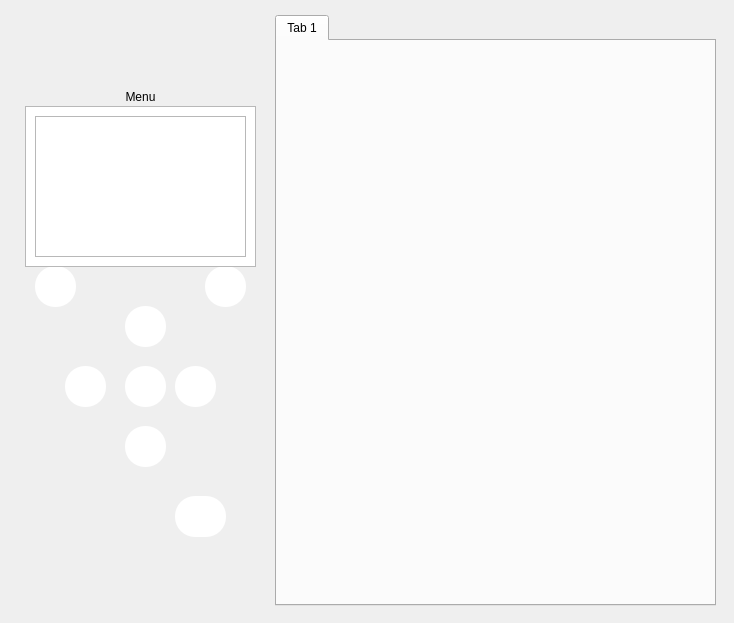
Before: the Qt Designer form ui/mainwindow.ui in code-monke/COMP3004B-Team-Project, drawn with Qt 5.
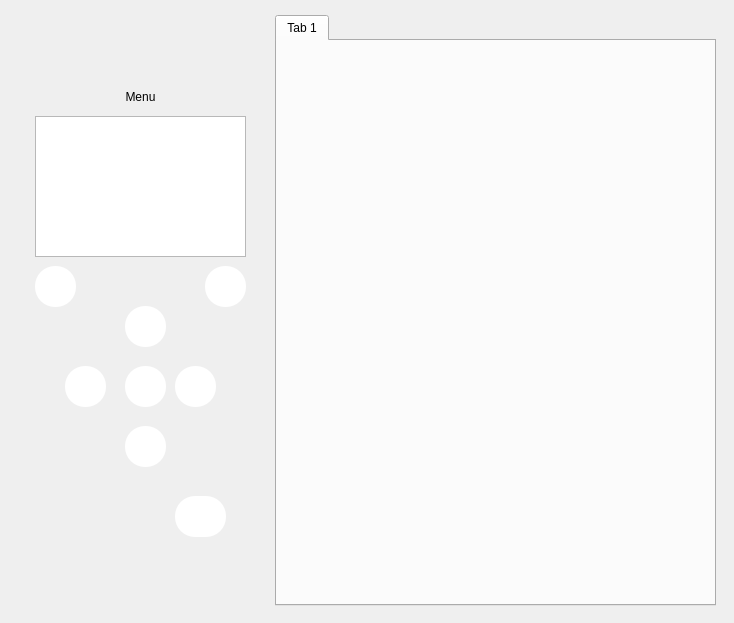
After: the same form once the commit is applied. Icons and pictures are not drawn.

Patch:
```diff
--- a/ui/mainwindow.ui
+++ b/ui/mainwindow.ui
@@ -257,16 +257,6 @@
          <string/>
         </property>
        </widget>
-       <widget class="QListView" name="listView">
-        <property name="geometry">
-         <rect>
-          <x>10</x>
-          <y>40</y>
-          <width>231</width>
-          <height>161</height>
-         </rect>
-        </property>
-       </widget>
        <widget class="QLabel" name="menuLabel">
         <property name="geometry">
          <rect>
```
Left out of the diff: 10 changed lines with no effect on the pictures.
